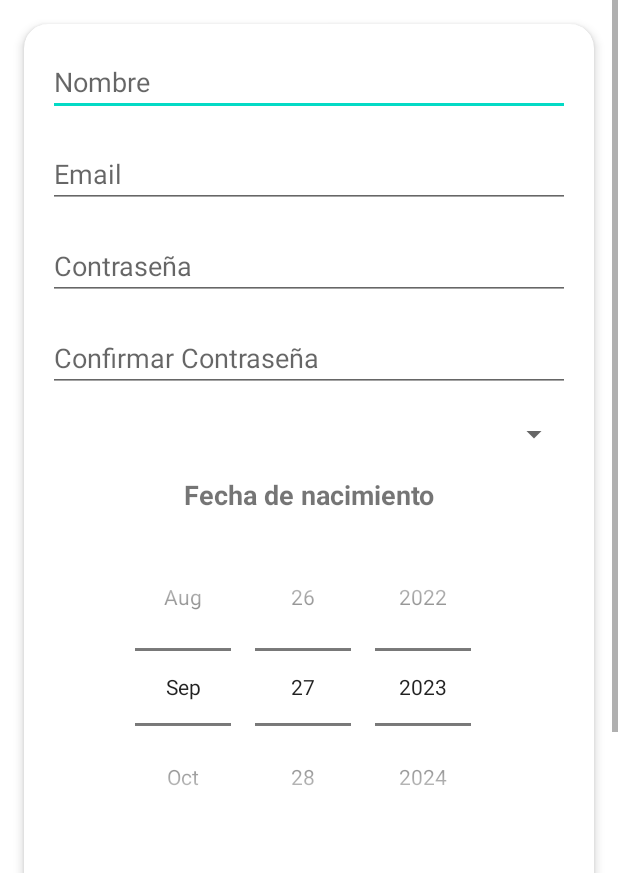
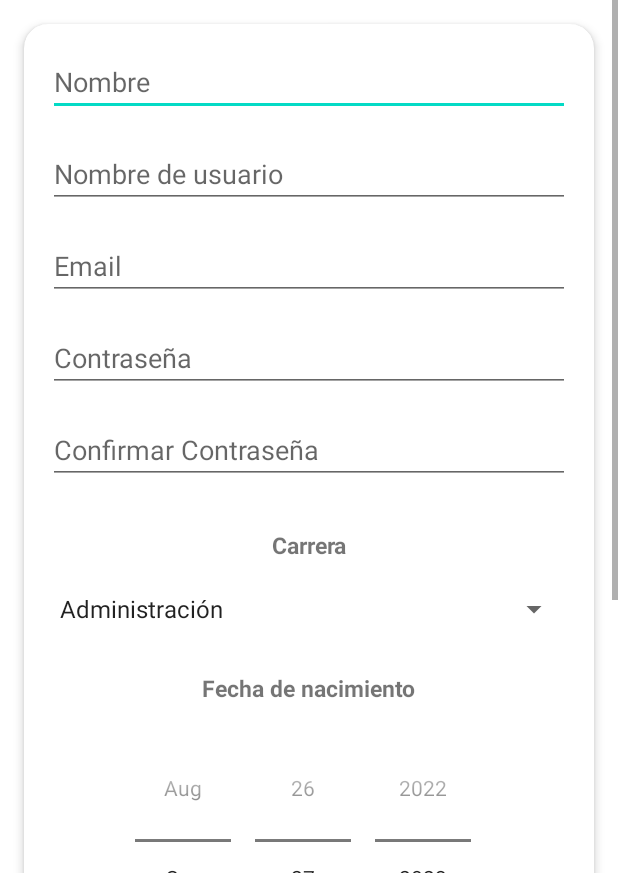
Before and after one commit to ISIS3510-202320-Team31/Android-Kotlin, an Android app: the layout fragment_sign_up.xml on its own in the app's theme, with its tools: preview values and no code run, on a phone screen of 412 x 824 dp, the part 363-1236 px from its top. Run offline under Robolectric (Android 15) with nearby library versions, the light colour scheme and no system bars; network calls fail.

Commit message:
added spinner array to select and margins fixed

```diff
--- a/app/src/main/res/layout/fragment_sign_up.xml
+++ b/app/src/main/res/layout/fragment_sign_up.xml
@@ -10,7 +10,6 @@
         android:layout_width="match_parent"
         android:layout_height="wrap_content">
 
-        <!-- First two views (ImageView and TextView) without the CardView -->
         <ImageView
             android:id="@+id/imageView"
             android:layout_width="150dp"
@@ -32,7 +31,6 @@
             app:layout_constraintStart_toStartOf="parent"
             app:layout_constraintEnd_toEndOf="parent" />
 
-        <!-- Use CardView for the remaining views -->
         <androidx.cardview.widget.CardView
             android:id="@+id/cardView"
             android:layout_width="0dp"
@@ -49,7 +47,6 @@
                 android:layout_width="match_parent"
                 android:layout_height="wrap_content">
 
-                <!-- Add your EditText, Spinner, DatePicker, and Button here -->
                 <EditText
                     android:id="@+id/editTextName"
                     android:layout_width="0dp"
@@ -63,12 +60,24 @@
                     android:layout_marginHorizontal="16dp" />
 
                 <EditText
+                    android:id="@+id/editTextUsername"
+                    android:layout_width="0dp"
+                    android:layout_height="wrap_content"
+                    android:hint="Nombre de usuario"
+                    android:inputType="textPersonName"
+                    app:layout_constraintTop_toBottomOf="@+id/editTextName"
+                    app:layout_constraintStart_toStartOf="parent"
+                    app:layout_constraintEnd_toEndOf="parent"
+                    android:layout_marginTop="16dp"
+                    android:layout_marginHorizontal="16dp" />
+
+                <EditText
                     android:id="@+id/editTextEmail"
                     android:layout_width="0dp"
                     android:layout_height="wrap_content"
                     android:hint="Email"
                     android:inputType="textEmailAddress"
-                    app:layout_constraintTop_toBottomOf="@+id/editTextName"
+                    app:layout_constraintTop_toBottomOf="@+id/editTextUsername"
                     app:layout_constraintStart_toStartOf="parent"
                     app:layout_constraintEnd_toEndOf="parent"
                     android:layout_marginTop="16dp"
@@ -98,15 +107,31 @@
                     android:layout_marginTop="16dp"
                     android:layout_marginHorizontal="16dp" />
 
+                <TextView
+                    android:id="@+id/textViewCareerLabel"
+                    android:layout_width="wrap_content"
+                    android:layout_height="wrap_content"
+                    android:text="Carrera"
+                    app:layout_constraintTop_toBottomOf="@+id/editTextVerifyPassword"
+                    app:layout_constraintStart_toStartOf="parent"
+                    app:layout_constraintEnd_toEndOf="parent"
+                    android:textSize="15sp"
+                    android:textStyle="bold"
+                    android:layout_marginTop="30dp"
+                    android:layout_marginHorizontal="16dp" />
+
                 <Spinner
                     android:id="@+id/spinnerCareer"
                     android:layout_width="0dp"
                     android:layout_height="wrap_content"
+                    android:spinnerMode="dialog"
                     android:hint="Choose a Career"
-                    app:layout_constraintTop_toBottomOf="@+id/editTextVerifyPassword"
+                    android:prompt="@string/sign_up_spinner_prompt"
+                    android:entries="@array/spinnerSignUp"
+                    app:layout_constraintTop_toBottomOf="@id/textViewCareerLabel"
                     app:layout_constraintStart_toStartOf="parent"
                     app:layout_constraintEnd_toEndOf="parent"
-                    android:layout_marginTop="16dp"
+                    android:layout_marginTop="20dp"
                     android:layout_marginHorizontal="16dp" />
 
                 <TextView
@@ -117,9 +142,9 @@
                     app:layout_constraintTop_toBottomOf="@+id/spinnerCareer"
                     app:layout_constraintStart_toStartOf="parent"
                     app:layout_constraintEnd_toEndOf="parent"
-                    android:textSize="18sp"
+                    android:textSize="15sp"
                     android:textStyle="bold"
-                    android:layout_marginTop="16dp"
+                    android:layout_marginTop="30dp"
                     android:layout_marginHorizontal="16dp" />
 
                 <DatePicker
@@ -145,7 +170,6 @@
                     android:layout_marginTop="16dp"
                     android:backgroundTint="@color/blueButtonColor"/>
 
-                <!-- Last space without the CardView -->
                 <Space
                     android:id="@+id/space1"
                     android:layout_width="match_parent"
--- /dev/null
+++ b/app/src/main/res/values/spinner_signup.xml
@@ -0,0 +1,41 @@
+<?xml version="1.0" encoding="utf-8"?>
+<resources>
+    <string-array name="spinnerSignUp">
+        <item>Administración</item>
+        <item>Antropología</item>
+        <item>Arquitectura</item>
+        <item>Arte</item>
+        <item>Biología</item>
+        <item>Contaduría internacional</item>
+        <item>Decanatura de estudiantes</item>
+        <item>Deportes</item>
+        <item>Derecho</item>
+        <item>Diseño</item>
+        <item>Economía</item>
+        <item>Educación</item>
+        <item>Filosofía</item>
+        <item>Física</item>
+        <item>Geociencia</item>
+        <item>Escuela de gobierno</item>
+        <item>Historia</item>
+        <item>Historia del arte</item>
+        <item>Ingeniería biomédica</item>
+        <item>Ingeniería civil y ambiental</item>
+        <item>Ingeniería de alimentos</item>
+        <item>Ingeniería de sistemas y computación</item>
+        <item>Ingeniería eléctrica y electrónica</item>
+        <item>Ingeniería industrial</item>
+        <item>Ingeniería mecánica</item>
+        <item>Ingeniería química</item>
+        <item>Lenguas y cultura</item>
+        <item>Literatura</item>
+        <item>Matemáticas</item>
+        <item>Medicina</item>
+        <item>Microbiología</item>
+        <item>Música</item>
+        <item>Narrativas digitales</item>
+        <item>Psicología</item>
+        <item>Química</item>
+        <item>Otro</item>
+    </string-array>
+</resources>
--- a/app/src/main/res/values/strings.xml
+++ b/app/src/main/res/values/strings.xml
@@ -10,4 +10,5 @@
     <string name="hello_first_fragment">Hello first fragment</string>
     <string name="hello_second_fragment">Hello second fragment. Arg: %1$s</string>
     <string name="title_activity_calendar">CalendarActivity</string>
+    <string name="sign_up_spinner_prompt">Seleccione su carrera</string>
 </resources>
```
